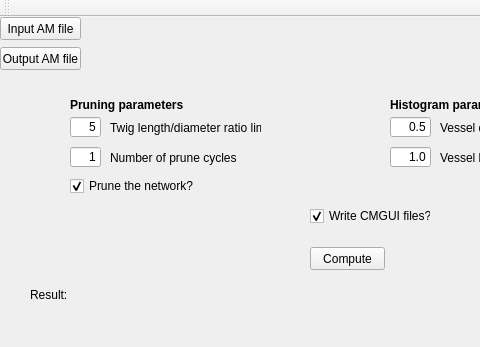
gibbogle/vessel-tools, file Qt/Pruner/mainwindow.ui: the form before one commit; both pictures show x 0 to 480 and y 0 to 347 of the 1092 by 347 pixel window.
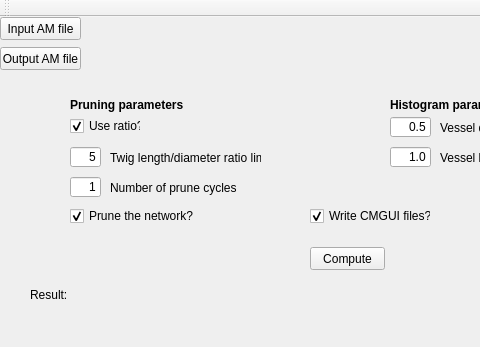
The form after the commit.

Commit message: G: changed Qt/Pruner/mainwindow.cpp G: changed Qt/Pruner/mainwindow.h G: changed Qt/Pruner/mainwindow.ui G: changed prune/prune.cpp

Diff of the .ui file:
```diff
--- a/Qt/Pruner/mainwindow.ui
+++ b/Qt/Pruner/mainwindow.ui
@@ -119,7 +119,7 @@
     <property name="geometry">
      <rect>
       <x>70</x>
-      <y>100</y>
+      <y>130</y>
       <width>31</width>
       <height>20</height>
      </rect>
@@ -135,7 +135,7 @@
     <property name="geometry">
      <rect>
       <x>110</x>
-      <y>100</y>
+      <y>130</y>
       <width>151</width>
       <height>21</height>
      </rect>
@@ -148,7 +148,7 @@
     <property name="geometry">
      <rect>
       <x>70</x>
-      <y>160</y>
+      <y>190</y>
       <width>131</width>
       <height>18</height>
      </rect>
@@ -180,7 +180,7 @@
     <property name="geometry">
      <rect>
       <x>70</x>
-      <y>130</y>
+      <y>160</y>
       <width>31</width>
       <height>20</height>
      </rect>
@@ -196,7 +196,7 @@
     <property name="geometry">
      <rect>
       <x>110</x>
-      <y>130</y>
+      <y>160</y>
       <width>171</width>
       <height>21</height>
      </rect>
@@ -301,6 +301,22 @@
      <string>Pruning parameters</string>
     </property>
    </widget>
+   <widget class="QCheckBox" name="checkBox_ratio">
+    <property name="geometry">
+     <rect>
+      <x>70</x>
+      <y>100</y>
+      <width>71</width>
+      <height>18</height>
+     </rect>
+    </property>
+    <property name="text">
+     <string>Use ratio?</string>
+    </property>
+    <property name="checked">
+     <bool>true</bool>
+    </property>
+   </widget>
   </widget>
   <widget class="QMenuBar" name="menuBar">
    <property name="geometry">
```
The commit also changes 3 other files.
